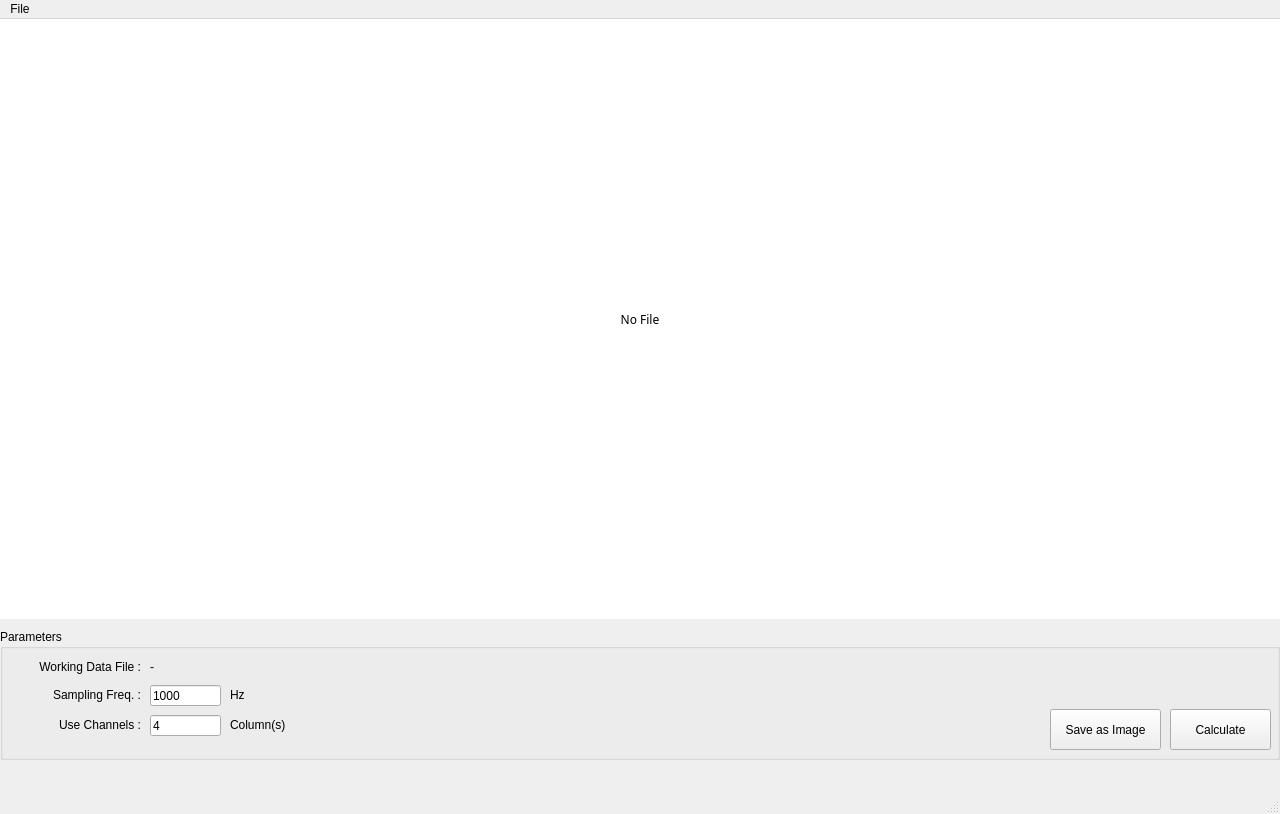
Old version of the form app/fftviewer/gui.ui in the repository elecun/flame-utility.
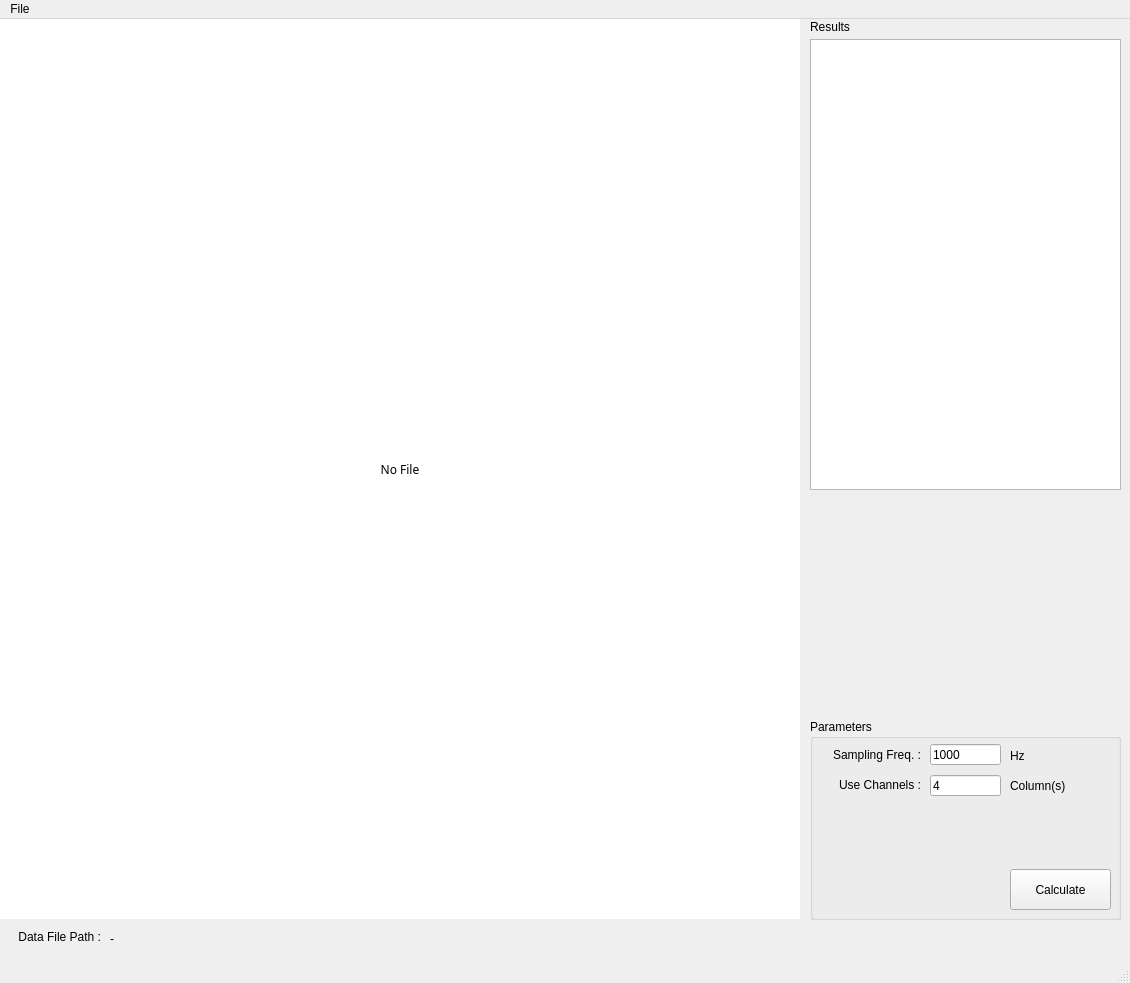
New version of the form.

Patch:
```diff
--- a/app/fftviewer/gui.ui
+++ b/app/fftviewer/gui.ui
@@ -6,8 +6,8 @@
    <rect>
     <x>0</x>
     <y>0</y>
-    <width>1280</width>
-    <height>814</height>
+    <width>1130</width>
+    <height>983</height>
    </rect>
   </property>
   <property name="windowTitle">
@@ -22,8 +22,8 @@
      <rect>
       <x>0</x>
       <y>0</y>
-      <width>1280</width>
-      <height>600</height>
+      <width>800</width>
+      <height>900</height>
      </rect>
     </property>
     <property name="font">
@@ -45,10 +45,10 @@
    <widget class="QGroupBox" name="groupBox">
     <property name="geometry">
      <rect>
-      <x>0</x>
-      <y>610</y>
-      <width>1280</width>
-      <height>131</height>
+      <x>810</x>
+      <y>700</y>
+      <width>311</width>
+      <height>201</height>
      </rect>
     </property>
     <property name="title">
@@ -57,8 +57,8 @@
     <widget class="QLineEdit" name="edit_sampling_freq">
      <property name="geometry">
       <rect>
-       <x>150</x>
-       <y>56</y>
+       <x>120</x>
+       <y>25</y>
        <width>71</width>
        <height>21</height>
       </rect>
@@ -71,8 +71,8 @@
      <property name="geometry">
       <rect>
        <x>10</x>
-       <y>50</y>
-       <width>131</width>
+       <y>20</y>
+       <width>101</width>
        <height>31</height>
       </rect>
      </property>
@@ -86,8 +86,8 @@
     <widget class="QPushButton" name="btn_calculate">
      <property name="geometry">
       <rect>
-       <x>1170</x>
-       <y>80</y>
+       <x>200</x>
+       <y>150</y>
        <width>101</width>
        <height>41</height>
       </rect>
@@ -96,54 +96,12 @@
       <string>Calculate</string>
      </property>
     </widget>
-    <widget class="QPushButton" name="btn_save_image">
-     <property name="geometry">
-      <rect>
-       <x>1050</x>
-       <y>80</y>
-       <width>111</width>
-       <height>41</height>
-      </rect>
-     </property>
-     <property name="text">
-      <string>Save as Image</string>
-     </property>
-    </widget>
-    <widget class="QLabel" name="label_2">
-     <property name="geometry">
-      <rect>
-       <x>10</x>
-       <y>30</y>
-       <width>131</width>
-       <height>16</height>
-      </rect>
-     </property>
-     <property name="text">
-      <string>Working Data File :</string>
-     </property>
-     <property name="alignment">
-      <set>Qt::AlignRight|Qt::AlignTrailing|Qt::AlignVCenter</set>
-     </property>
-    </widget>
-    <widget class="QLabel" name="label_filepath">
-     <property name="geometry">
-      <rect>
-       <x>150</x>
-       <y>30</y>
-       <width>741</width>
-       <height>16</height>
-      </rect>
-     </property>
-     <property name="text">
-      <string>-</string>
-     </property>
-    </widget>
     <widget class="QLabel" name="label_3">
      <property name="geometry">
       <rect>
        <x>10</x>
-       <y>80</y>
-       <width>131</width>
+       <y>50</y>
+       <width>101</width>
        <height>31</height>
       </rect>
      </property>
@@ -157,8 +115,8 @@
     <widget class="QLineEdit" name="edit_use_channels">
      <property name="geometry">
       <rect>
-       <x>150</x>
-       <y>86</y>
+       <x>120</x>
+       <y>56</y>
        <width>71</width>
        <height>21</height>
       </rect>
@@ -170,8 +128,8 @@
     <widget class="QLabel" name="label_4">
      <property name="geometry">
       <rect>
-       <x>230</x>
-       <y>50</y>
+       <x>200</x>
+       <y>21</y>
        <width>31</width>
        <height>31</height>
       </rect>
@@ -186,8 +144,8 @@
     <widget class="QLabel" name="label_5">
      <property name="geometry">
       <rect>
-       <x>230</x>
-       <y>80</y>
+       <x>200</x>
+       <y>51</y>
        <width>71</width>
        <height>31</height>
       </rect>
@@ -200,13 +158,71 @@
      </property>
     </widget>
    </widget>
+   <widget class="QLabel" name="label_2">
+    <property name="geometry">
+     <rect>
+      <x>0</x>
+      <y>910</y>
+      <width>101</width>
+      <height>16</height>
+     </rect>
+    </property>
+    <property name="text">
+     <string>Data File Path :</string>
+    </property>
+    <property name="alignment">
+     <set>Qt::AlignRight|Qt::AlignTrailing|Qt::AlignVCenter</set>
+    </property>
+   </widget>
+   <widget class="QLabel" name="label_filepath">
+    <property name="geometry">
+     <rect>
+      <x>110</x>
+      <y>910</y>
+      <width>691</width>
+      <height>20</height>
+     </rect>
+    </property>
+    <property name="text">
+     <string>-</string>
+    </property>
+   </widget>
+   <widget class="QTableView" name="table_output">
+    <property name="geometry">
+     <rect>
+      <x>810</x>
+      <y>20</y>
+      <width>311</width>
+      <height>451</height>
+     </rect>
+    </property>
+    <property name="editTriggers">
+     <set>QAbstractItemView::NoEditTriggers</set>
+    </property>
+    <attribute name="horizontalHeaderStretchLastSection">
+     <bool>true</bool>
+    </attribute>
+   </widget>
+   <widget class="QLabel" name="label_6">
+    <property name="geometry">
+     <rect>
+      <x>810</x>
+      <y>0</y>
+      <width>58</width>
+      <height>16</height>
+     </rect>
+    </property>
+    <property name="text">
+     <string>Results</string>
+    </property>
+   </widget>
   </widget>
   <widget class="QMenuBar" name="menubar">
    <property name="geometry">
     <rect>
      <x>0</x>
      <y>0</y>
-     <width>1280</width>
+     <width>1130</width>
      <height>24</height>
     </rect>
    </property>
```
Left out of the diff: 9 changed lines with no effect on the pictures.
